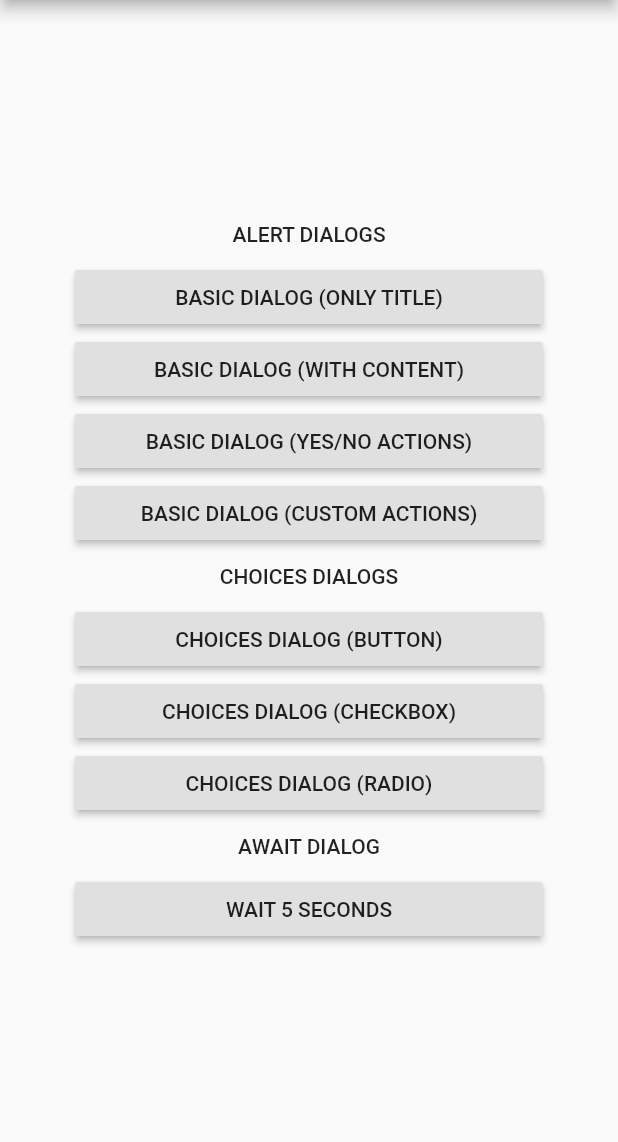
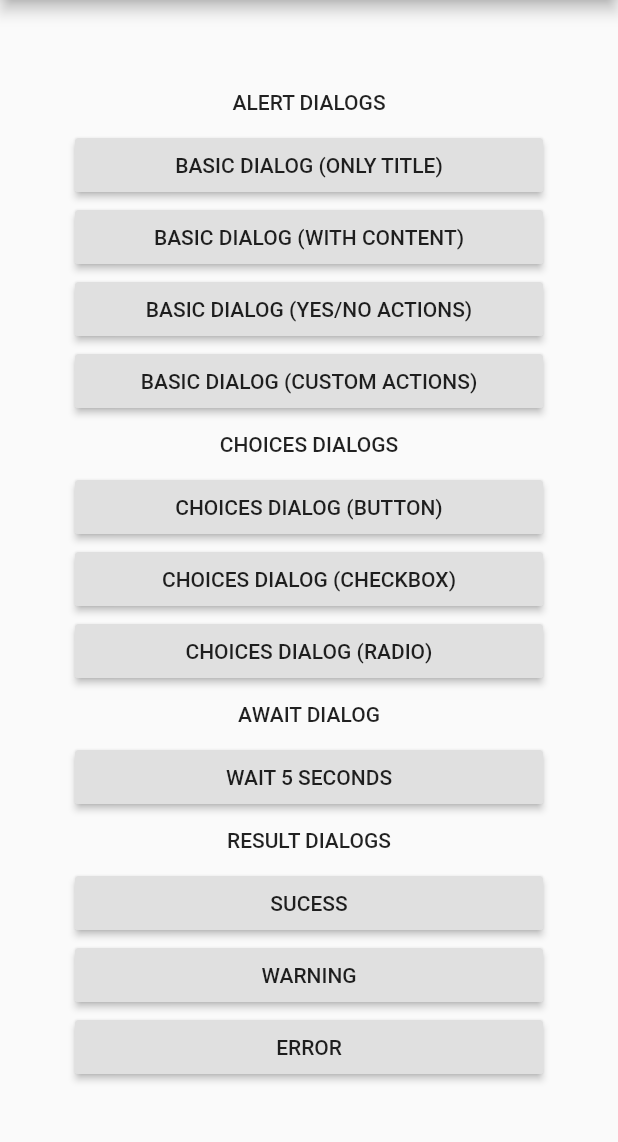
Before and after one commit to ricardocrescenti/flutter-standard-dialogs, a Flutter app: the screen it shows after launch, on a phone screen of 412 x 824 dp, the part 84-1226 px from its top. Run offline on Flutter 3.47's test engine with Material 2 defaults, Android fonts, the light colour scheme and no system bars; missing offline and left inert: simple_localization.

Commit message:
Added result dialogs

```diff
--- a/example/lib/home.dart
+++ b/example/lib/home.dart
@@ -55,6 +55,20 @@ class HomePage extends StatelessWidget {
 							RaisedButton(
 								onPressed: () => _showAwaitDialog(context),
 								child: Text('WAIT 5 SECONDS')),
+
+							Padding(
+								padding: EdgeInsets.symmetric(vertical: 10),
+								child: Text('RESULT DIALOGS', style: Theme.of(context).textTheme.bodyText1, textAlign: TextAlign.center)),
+
+							RaisedButton(
+								onPressed: () => _showSucessDialog(context),
+								child: Text('SUCESS')),
+							RaisedButton(
+								onPressed: () => _showWarningDialog(context),
+								child: Text('WARNING')),
+							RaisedButton(
+								onPressed: () => _showErrorDialog(context),
+								child: Text('ERROR')),
 
 						],
 					)
@@ -204,4 +218,30 @@ class HomePage extends StatelessWidget {
 			});
 
 	}
+
+	_showSucessDialog(BuildContext context) async {
+
+		await showSucessDialog(context,
+			title: Text('User created'),
+			content: Text('User created successfully!'),
+			action: DialogAction(
+				title: Text('Get Started'),
+				value: null)
+			);
+
+	}
+
+	_showWarningDialog(BuildContext context) async {
+
+		await showWarningDialog(context,
+			title: Text('User with pending issues'));
+
+	}
+
+	_showErrorDialog(BuildContext context) async {
+
+		await showErrorDialog(context,
+			title: Text('Error creating user'));
+
+	}
 }
```
